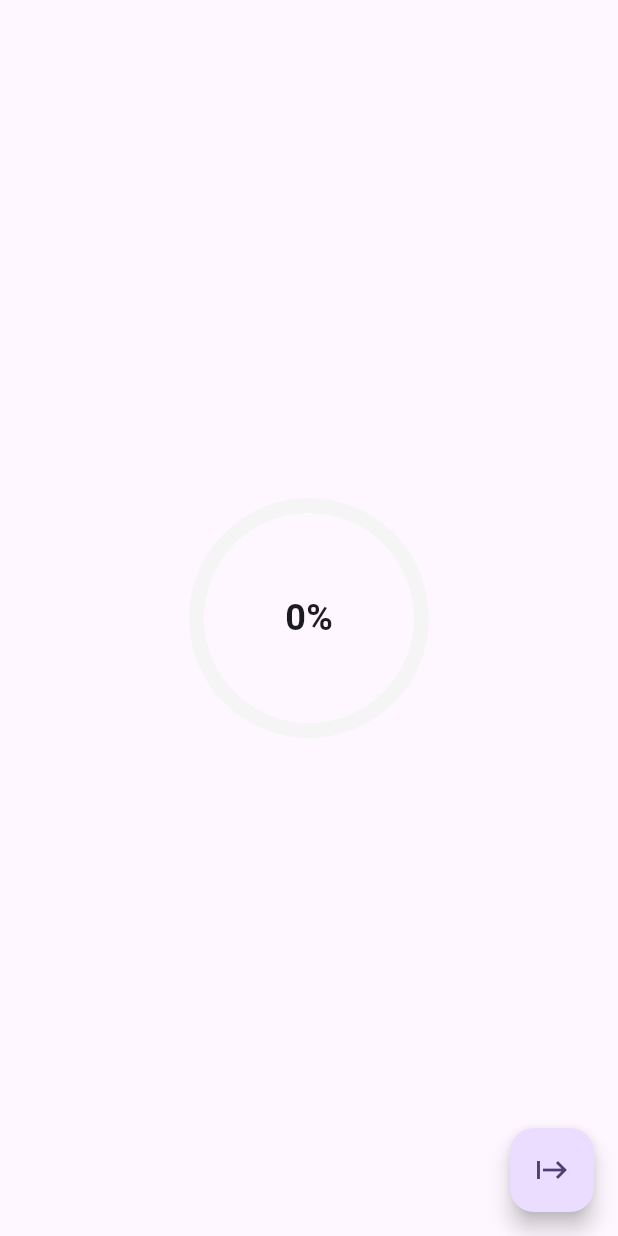
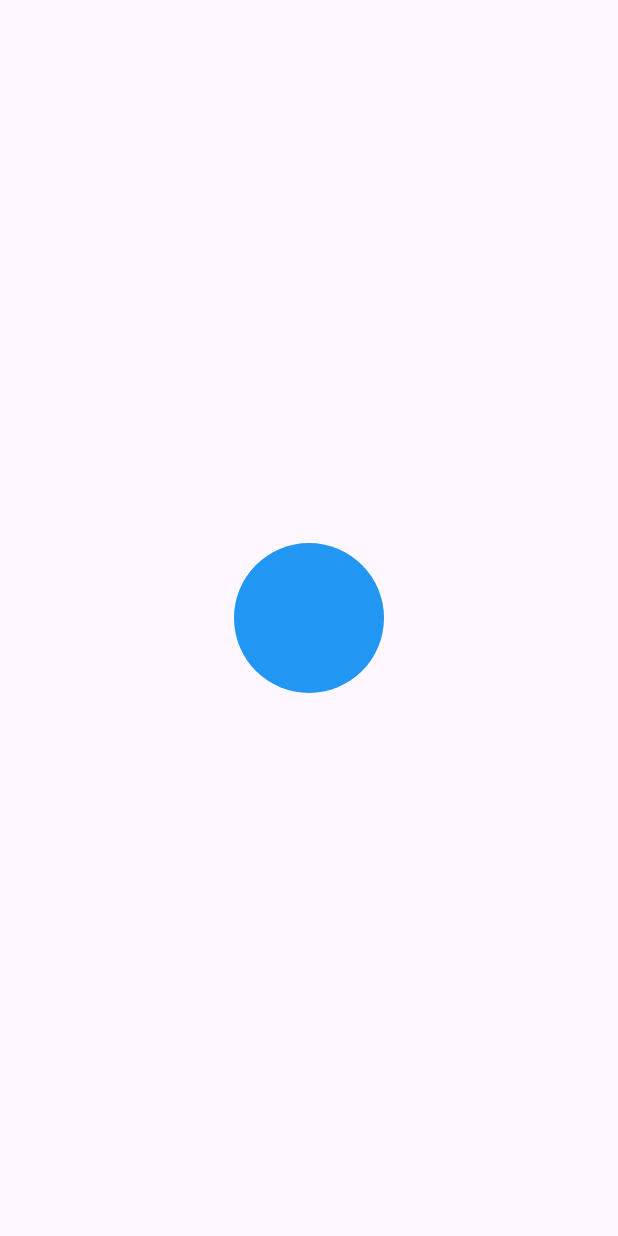
Before and after one commit to HanuShashwat/Flutter-Animation-Practice, a Flutter app: the screen it shows after launch, on a phone screen of 412 x 824 dp. Run offline on Flutter 3.47's test engine with Material 3 defaults, Android fonts, the phone set to English and light mode, and no system bars.

Commit message:
Built the base screen.

```diff
--- a/lib/main.dart
+++ b/lib/main.dart
@@ -1,5 +1,5 @@
+import 'package:animation_practice/page_route_builder_animation/splash_animation.dart';
 import 'package:flutter/material.dart';
-import 'explicit_examples/loading_animation.dart';
 
 void main() {
   runApp(const MyApp());
@@ -16,10 +16,7 @@ class MyApp extends StatelessWidget {
         colorScheme: ColorScheme.fromSeed(seedColor: Colors.deepPurple),
         useMaterial3: true,
       ),
-      home: const RadialProgressAnimation(
-        color: Colors.blue,
-        progress: 0.65,
-      ),
+      home: const SplashAnimation(),
     );
   }
 }
--- /dev/null
+++ b/lib/page_route_builder_animation/splash_animation.dart
@@ -0,0 +1,35 @@
+import 'package:flutter/material.dart';
+
+class SplashAnimation extends StatelessWidget {
+  const SplashAnimation({super.key});
+
+  @override
+  Widget build(BuildContext context) {
+    return Scaffold(
+      body: Center(
+        child: Container(
+          width: 100,
+          height: 100,
+          decoration: const BoxDecoration(
+            shape: BoxShape.circle,
+            color: Colors.blue,
+          ),
+        ),
+      ),
+    );
+  }
+}
+
+class Destination extends StatelessWidget {
+  const Destination({super.key});
+
+  @override
+  Widget build(BuildContext context) {
+    return Scaffold(
+      backgroundColor: Colors.blue,
+      appBar: AppBar(
+        title: const Text('Go Back'),
+      ),
+    );
+  }
+}
```
